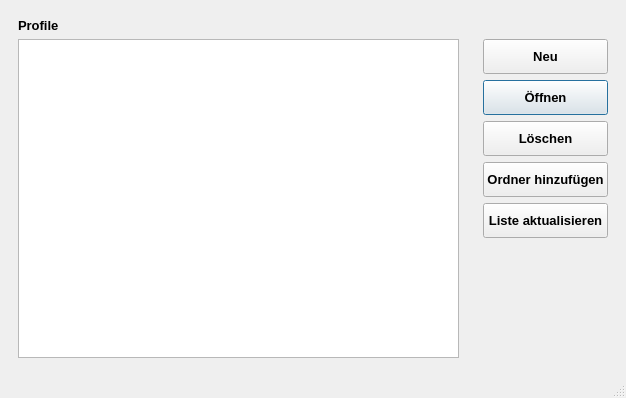
The window that CoinKeeper/Form Files/profileChooser.ui (JannikPrinz/CoinKeeper) describes before a commit, drawn with Qt 5.
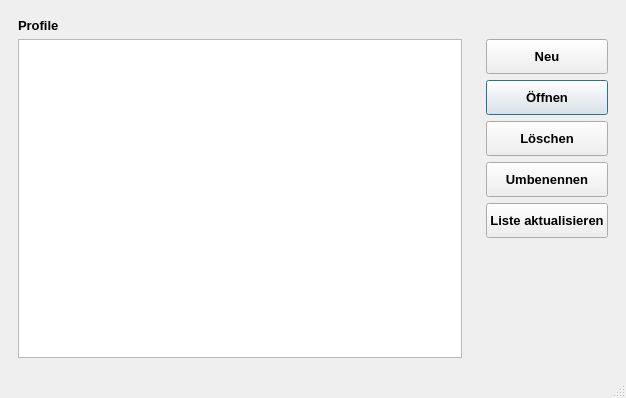
The same window after the commit.

The edit to the form file:
```diff
--- a/CoinKeeper/Form Files/profileChooser.ui
+++ b/CoinKeeper/Form Files/profileChooser.ui
@@ -211,7 +211,7 @@
           </font>
          </property>
          <property name="text">
-          <string>Ordner hinzufügen</string>
+          <string>Umbenennen</string>
          </property>
         </widget>
        </item>
```
Left out of the diff: 2 changed lines with no effect on the pictures.
